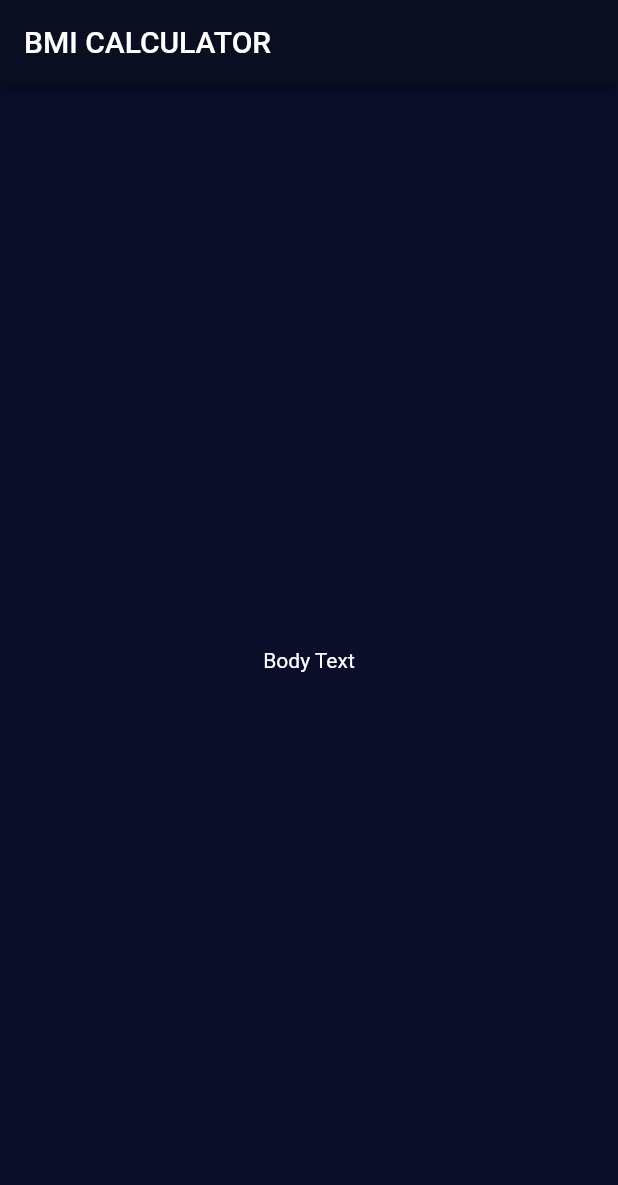
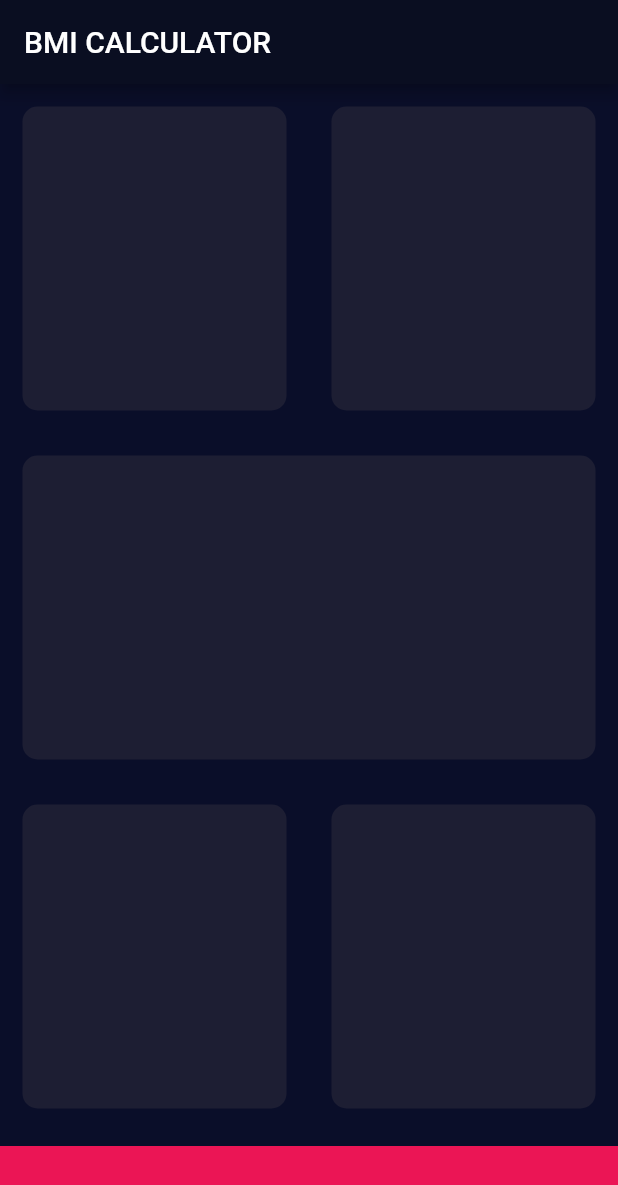
Before and after one commit to AlexDuthie/bmi_calculator, a Flutter app: the screen it shows after launch, on a phone screen of 412 x 824 dp. Shown: the top 1185 px of the screen. Run offline on Flutter 3.47's test engine with Material 2 defaults, Android fonts, the phone set to English and light mode, and no system bars.

Commit message:
Card Class created for Abstraction

```diff
--- a/lib/input_page.dart
+++ b/lib/input_page.dart
@@ -1,4 +1,7 @@
 import 'package:flutter/material.dart';
+
+const double bottomContainerHeight = 60;
+const Color activeCardColor = Color(0XFF1d1E33);
 
 class InputPage extends StatefulWidget {
   @override
@@ -12,9 +15,70 @@ class _InputPageState extends State<InputPage> {
       appBar: AppBar(
         title: Text('BMI CALCULATOR'),
       ),
-      body: Center(
-        child: Text('Body Text'),
+      body: Column(
+        children: [
+          Expanded(
+            child: Row(
+              children: [
+                Expanded(
+                  child: ReusableCard(
+                    color: activeCardColor,
+                  ),
+                ),
+                Expanded(
+                  child: ReusableCard(
+                    color: activeCardColor,
+                  ),
+                ),
+              ],
+            ),
+          ),
+          Expanded(
+            child: ReusableCard(
+              color: activeCardColor,
+            ),
+          ),
+          Expanded(
+            child: Row(
+              children: [
+                Expanded(
+                  child: ReusableCard(
+                    color: activeCardColor,
+                  ),
+                ),
+                Expanded(
+                  child: ReusableCard(
+                    color: activeCardColor,
+                  ),
+                ),
+              ],
+            ),
+          ),
+          Container(
+            color: Color(0xFFEB1555),
+            margin: EdgeInsets.only(top: 10),
+            width: double.infinity,
+            height: bottomContainerHeight,
+          ),
+        ],
       ),
     );
   }
 }
+
+class ReusableCard extends StatelessWidget {
+  ReusableCard({required this.color});
+
+  final Color color;
+
+  @override
+  Widget build(BuildContext context) {
+    return Container(
+      margin: EdgeInsets.all(15),
+      decoration: BoxDecoration(
+        color: color,
+        borderRadius: BorderRadius.circular(10),
+      ),
+    );
+  }
+}
```
